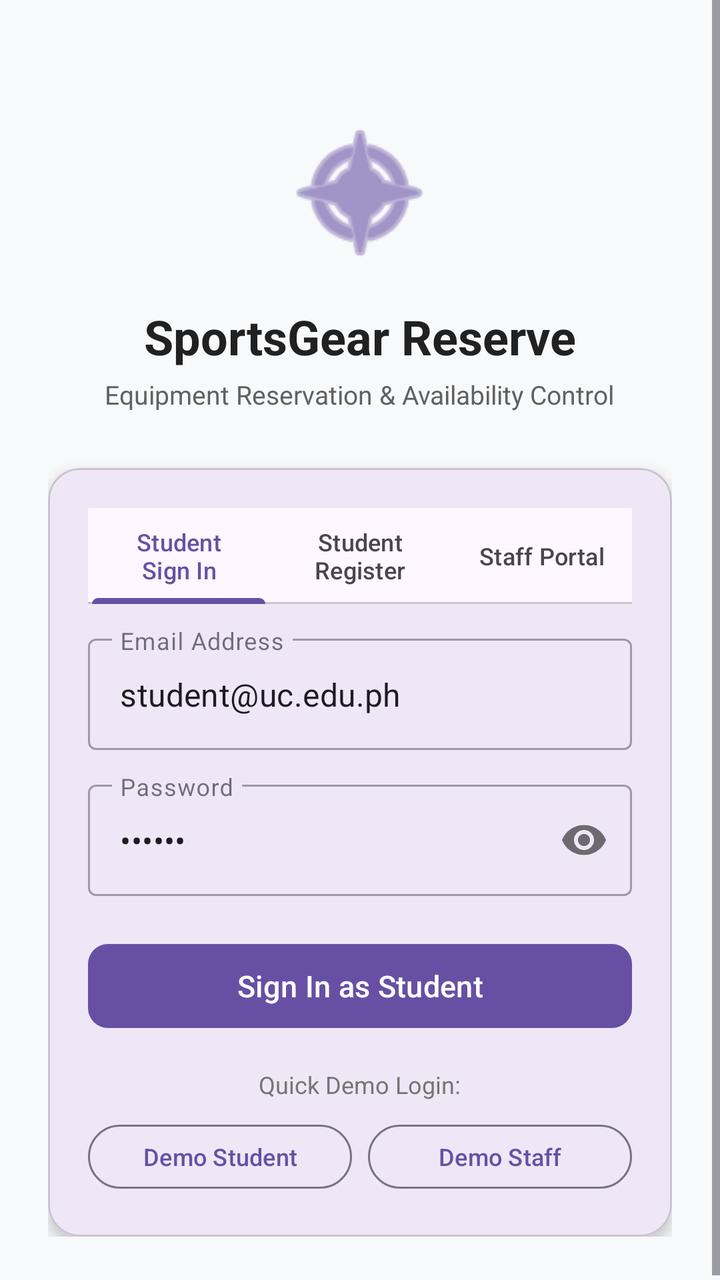
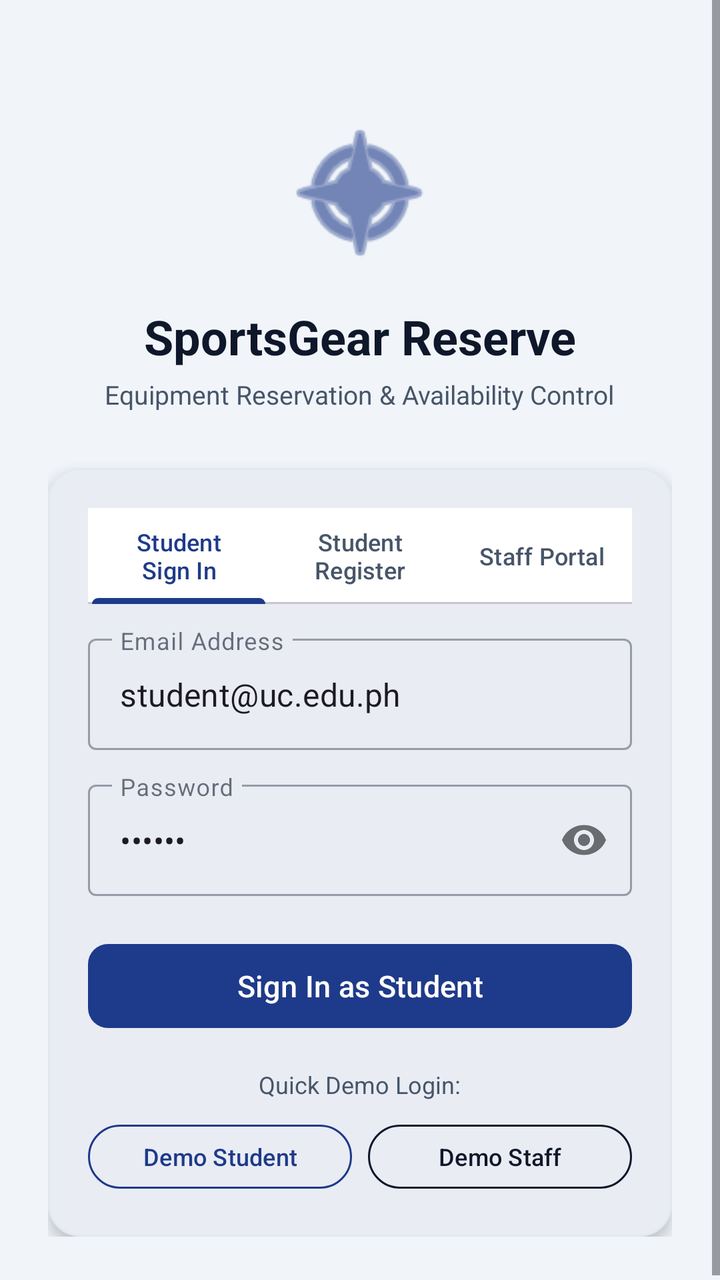

Screens rendered from an Android XML layout before and after an edit, with the pre-edit source and the edit as a unified diff.
<!-- AndroidManifest.xml: application theme Theme.SportsGearReserve -->
<!-- res/layout/activity_login.xml -->
<?xml version="1.0" encoding="utf-8"?>
<ScrollView
    xmlns:android="http://schemas.android.com/apk/res/android"
    xmlns:app="http://schemas.android.com/apk/res-auto"
    xmlns:tools="http://schemas.android.com/tools"
    android:layout_width="match_parent"
    android:layout_height="match_parent"
    android:fillViewport="true"
    android:background="#F8F9FA">

    <LinearLayout
        android:layout_width="match_parent"
        android:layout_height="wrap_content"
        android:orientation="vertical"
        android:gravity="center_horizontal"
        android:padding="24dp">

        <ImageView
            android:layout_width="80dp"
            android:layout_height="80dp"
            android:layout_marginTop="32dp"
            android:contentDescription="App Logo"
            android:src="@android:drawable/ic_menu_compass"
            app:tint="?attr/colorPrimary" />

        <TextView
            android:layout_width="wrap_content"
            android:layout_height="wrap_content"
            android:layout_marginTop="16dp"
            android:text="SportsGear Reserve"
            android:textSize="24sp"
            android:textStyle="bold"
            android:textColor="#212121" />

        <TextView
            android:layout_width="wrap_content"
            android:layout_height="wrap_content"
            android:layout_marginTop="4dp"
            android:text="Equipment Reservation &amp; Availability Control"
            android:textSize="13sp"
            android:textColor="#616161" />

        <com.google.android.material.card.MaterialCardView
            android:layout_width="match_parent"
            android:layout_height="wrap_content"
            android:layout_marginTop="28dp"
            app:cardCornerRadius="16dp"
            app:cardElevation="4dp">

            <LinearLayout
                android:layout_width="match_parent"
                android:layout_height="wrap_content"
                android:orientation="vertical"
                android:padding="20dp">

                <com.google.android.material.tabs.TabLayout
                    android:id="@+id/tabLayoutMode"
                    android:layout_width="match_parent"
                    android:layout_height="wrap_content"
                    app:tabIndicatorFullWidth="true">
                    <com.google.android.material.tabs.TabItem
                        android:layout_width="wrap_content"
                        android:layout_height="wrap_content"
                        android:text="Student Sign In" />
                    <com.google.android.material.tabs.TabItem
                        android:layout_width="wrap_content"
                        android:layout_height="wrap_content"
                        android:text="Student Register" />
                    <com.google.android.material.tabs.TabItem
                        android:layout_width="wrap_content"
                        android:layout_height="wrap_content"
                        android:text="Staff Portal" />
                </com.google.android.material.tabs.TabLayout>

                
                <com.google.android.material.textfield.TextInputLayout
                    android:id="@+id/tilFullName"
                    style="@style/Widget.MaterialComponents.TextInputLayout.OutlinedBox"
                    android:layout_width="match_parent"
                    android:layout_height="wrap_content"
                    android:layout_marginTop="16dp"
                    android:hint="Full Name"
                    android:visibility="gone"
                    tools:visibility="visible">
                    <com.google.android.material.textfield.TextInputEditText
                        android:id="@+id/etFullName"
                        android:layout_width="match_parent"
                        android:layout_height="wrap_content"
                        android:inputType="textPersonName" />
                </com.google.android.material.textfield.TextInputLayout>

                
                <com.google.android.material.textfield.TextInputLayout
                    android:id="@+id/tilStudentId"
                    style="@style/Widget.MaterialComponents.TextInputLayout.OutlinedBox"
                    android:layout_width="match_parent"
                    android:layout_height="wrap_content"
                    android:layout_marginTop="12dp"
                    android:hint="Student ID Number"
                    android:visibility="gone"
                    tools:visibility="visible">
                    <com.google.android.material.textfield.TextInputEditText
                        android:id="@+id/etStudentId"
                        android:layout_width="match_parent"
                        android:layout_height="wrap_content"
                        android:inputType="number" />
                </com.google.android.material.textfield.TextInputLayout>

                
                <com.google.android.material.textfield.TextInputLayout
                    android:id="@+id/tilEmail"
                    style="@style/Widget.MaterialComponents.TextInputLayout.OutlinedBox"
                    android:layout_width="match_parent"
                    android:layout_height="wrap_content"
                    android:layout_marginTop="12dp"
                    android:hint="Email Address">
                    <com.google.android.material.textfield.TextInputEditText
                        android:id="@+id/etEmail"
                        android:layout_width="match_parent"
                        android:layout_height="wrap_content"
                        android:inputType="textEmailAddress"
                        android:text="student@uc.edu.ph" />
                </com.google.android.material.textfield.TextInputLayout>

                
                <com.google.android.material.textfield.TextInputLayout
                    android:id="@+id/tilPassword"
                    style="@style/Widget.MaterialComponents.TextInputLayout.OutlinedBox"
                    android:layout_width="match_parent"
                    android:layout_height="wrap_content"
                    android:layout_marginTop="12dp"
                    android:hint="Password"
                    app:passwordToggleEnabled="true">
                    <com.google.android.material.textfield.TextInputEditText
                        android:id="@+id/etPassword"
                        android:layout_width="match_parent"
                        android:layout_height="wrap_content"
                        android:inputType="textPassword"
                        android:text="123456" />
                </com.google.android.material.textfield.TextInputLayout>

                <TextView
                    android:id="@+id/tvRoleNote"
                    android:layout_width="match_parent"
                    android:layout_height="wrap_content"
                    android:layout_marginTop="12dp"
                    android:textSize="12sp"
                    android:textColor="#757575"
                    android:text="Note: Staff accounts must be pre-authorized by sports office administration."
                    android:visibility="gone"
                    tools:visibility="visible" />

                <com.google.android.material.button.MaterialButton
                    android:id="@+id/btnSubmit"
                    android:layout_width="match_parent"
                    android:layout_height="50dp"
                    android:layout_marginTop="20dp"
                    android:text="Sign In as Student"
                    android:textSize="15sp"
                    app:cornerRadius="10dp" />

                
                <TextView
                    android:layout_width="wrap_content"
                    android:layout_height="wrap_content"
                    android:layout_gravity="center_horizontal"
                    android:layout_marginTop="16dp"
                    android:text="Quick Demo Login:"
                    android:textSize="12sp"
                    android:textColor="#757575" />

                <LinearLayout
                    android:layout_width="match_parent"
                    android:layout_height="wrap_content"
                    android:layout_marginTop="8dp"
                    android:orientation="horizontal"
                    android:gravity="center">

                    <com.google.android.material.button.MaterialButton
                        android:id="@+id/btnDemoStudent"
                        style="@style/Widget.Material3.Button.OutlinedButton"
                        android:layout_width="0dp"
                        android:layout_height="40dp"
                        android:layout_weight="1"
                        android:layout_marginEnd="4dp"
                        android:text="Demo Student"
                        android:textSize="12sp" />

                    <com.google.android.material.button.MaterialButton
                        android:id="@+id/btnDemoStaff"
                        style="@style/Widget.Material3.Button.OutlinedButton"
                        android:layout_width="0dp"
                        android:layout_height="40dp"
                        android:layout_weight="1"
                        android:layout_marginStart="4dp"
                        android:text="Demo Staff"
                        android:textSize="12sp" />

                </LinearLayout>

            </LinearLayout>

        </com.google.android.material.card.MaterialCardView>

    </LinearLayout>

</ScrollView>
<!-- resources referenced by this layout -->
<resources>
  <style name="Theme.SportsGearReserve" parent="Base.Theme.SportsGearReserve" />
  <style name="Base.Theme.SportsGearReserve" parent="Theme.Material3.DayNight.NoActionBar">
          
          
      </style>
</resources>

<!-- the commit's change to res/layout/activity_login.xml (unified diff, before → after) -->
@@ -6,7 +6,7 @@
     android:layout_width="match_parent"
     android:layout_height="match_parent"
     android:fillViewport="true"
-    android:background="#F8F9FA">
+    android:background="@color/app_background">
 
     <LinearLayout
         android:layout_width="match_parent"
@@ -21,7 +21,7 @@
             android:layout_marginTop="32dp"
             android:contentDescription="App Logo"
             android:src="@android:drawable/ic_menu_compass"
-            app:tint="?attr/colorPrimary" />
+            app:tint="@color/primary_blue" />
 
         <TextView
             android:layout_width="wrap_content"
@@ -30,7 +30,7 @@
             android:text="SportsGear Reserve"
             android:textSize="24sp"
             android:textStyle="bold"
-            android:textColor="#212121" />
+            android:textColor="@color/text_primary" />
 
         <TextView
             android:layout_width="wrap_content"
@@ -38,14 +38,17 @@
             android:layout_marginTop="4dp"
             android:text="Equipment Reservation &amp; Availability Control"
             android:textSize="13sp"
-            android:textColor="#616161" />
+            android:textColor="@color/text_secondary" />
 
         <com.google.android.material.card.MaterialCardView
             android:layout_width="match_parent"
             android:layout_height="wrap_content"
             android:layout_marginTop="28dp"
             app:cardCornerRadius="16dp"
-            app:cardElevation="4dp">
+            app:cardElevation="4dp"
+            app:cardBackgroundColor="@color/surface"
+            app:strokeColor="@color/card_stroke"
+            app:strokeWidth="1dp">
 
             <LinearLayout
                 android:layout_width="match_parent"
@@ -57,6 +60,9 @@
                     android:id="@+id/tabLayoutMode"
                     android:layout_width="match_parent"
                     android:layout_height="wrap_content"
+                    app:tabIndicatorColor="@color/primary_blue"
+                    app:tabSelectedTextColor="@color/primary_blue"
+                    app:tabTextColor="@color/text_secondary"
                     app:tabIndicatorFullWidth="true">
                     <com.google.android.material.tabs.TabItem
                         android:layout_width="wrap_content"
@@ -145,7 +151,7 @@
                     android:layout_height="wrap_content"
                     android:layout_marginTop="12dp"
                     android:textSize="12sp"
-                    android:textColor="#757575"
+                    android:textColor="@color/text_secondary"
                     android:text="Note: Staff accounts must be pre-authorized by sports office administration."
                     android:visibility="gone"
                     tools:visibility="visible" />
@@ -157,6 +163,7 @@
                     android:layout_marginTop="20dp"
                     android:text="Sign In as Student"
                     android:textSize="15sp"
+                    app:backgroundTint="@color/primary_blue"
                     app:cornerRadius="10dp" />
 
                 
@@ -167,7 +174,7 @@
                     android:layout_marginTop="16dp"
                     android:text="Quick Demo Login:"
                     android:textSize="12sp"
-                    android:textColor="#757575" />
+                    android:textColor="@color/text_secondary" />
 
                 <LinearLayout
                     android:layout_width="match_parent"
@@ -184,6 +191,8 @@
                         android:layout_weight="1"
                         android:layout_marginEnd="4dp"
                         android:text="Demo Student"
+                        android:textColor="@color/primary_blue"
+                        app:strokeColor="@color/primary_blue"
                         android:textSize="12sp" />
 
                     <com.google.android.material.button.MaterialButton
@@ -194,6 +203,8 @@
                         android:layout_weight="1"
                         android:layout_marginStart="4dp"
                         android:text="Demo Staff"
+                        android:textColor="@color/primary"
+                        app:strokeColor="@color/primary"
                         android:textSize="12sp" />
 
                 </LinearLayout>
<!-- resource entries referenced after the edit -->
@@ -1,9 +1,27 @@
 <!-- resources referenced by this layout -->
 <resources>
+  <color name="app_background">#F1F5F9</color>
+  <color name="card_stroke">#E2E8F0</color>
+  <color name="primary">#0F172A</color>
+  <color name="primary_blue">#1E3A8A</color>
+  <color name="surface">#FFFFFF</color>
+  <color name="text_primary">#0F172A</color>
+  <color name="text_secondary">#475569</color>
   <style name="Theme.SportsGearReserve" parent="Base.Theme.SportsGearReserve" />
   <style name="Base.Theme.SportsGearReserve" parent="Theme.Material3.DayNight.NoActionBar">
           
-          
+          <item name="colorPrimary">@color/primary_blue</item>
+          <item name="colorOnPrimary">@color/text_on_primary</item>
+          <item name="colorPrimaryContainer">@color/primary</item>
+          <item name="colorOnPrimaryContainer">@color/text_on_primary</item>
+          <item name="colorSecondary">@color/secondary</item>
+          <item name="colorTertiary">@color/accent</item>
+          <item name="android:windowBackground">@color/app_background</item>
+          <item name="colorSurface">@color/surface</item>
+          <item name="colorOnSurface">@color/text_primary</item>
       </style>
+  <color name="text_on_primary">#FFFFFF</color>
+  <color name="secondary">#0284C7</color>
+  <color name="accent">#F97316</color>
 </resources>
 
